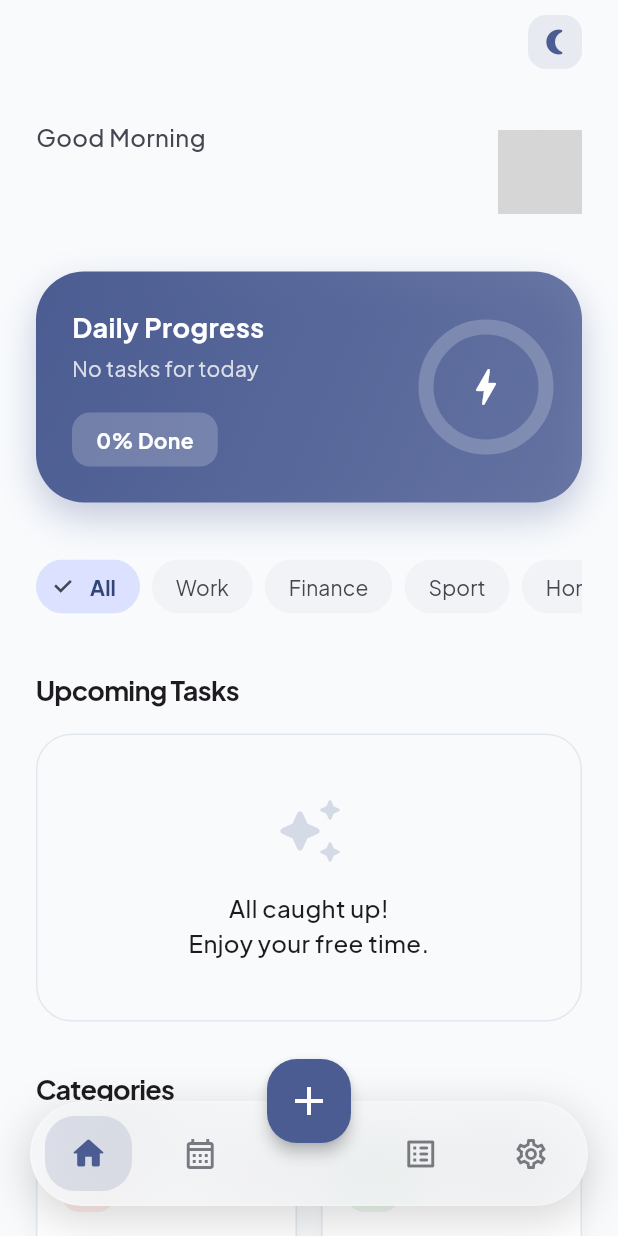
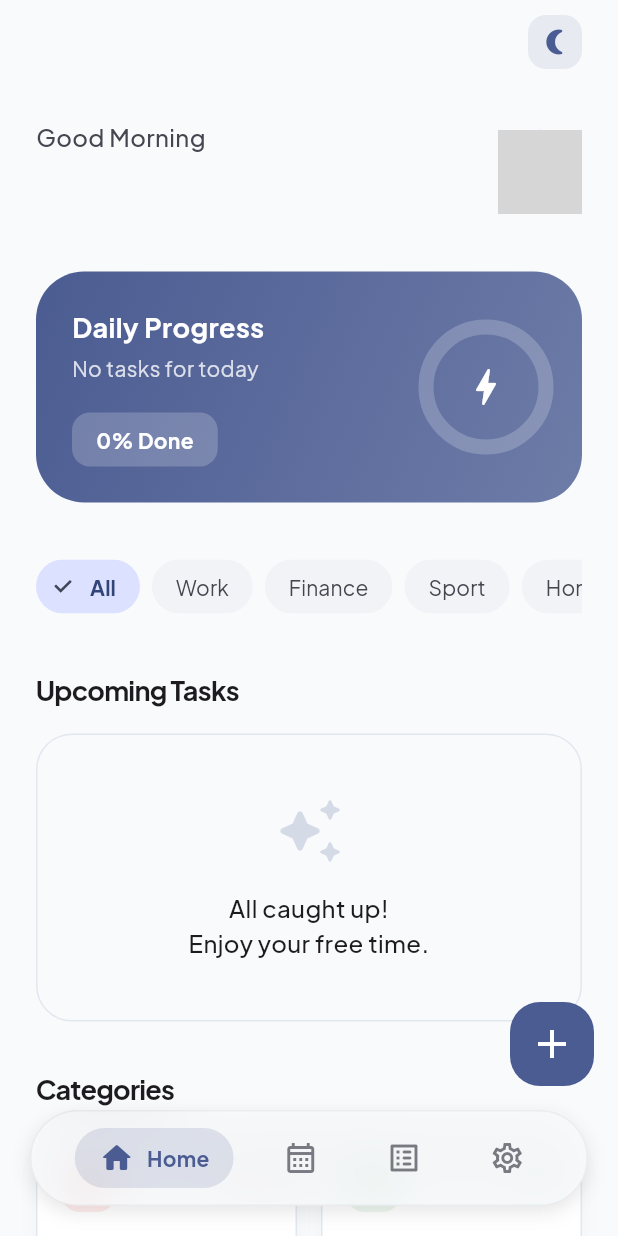
Before and after one commit to SplashCodeDex/dexdo, a Flutter app: the screen it shows once a user with an empty profile is signed in, on a phone screen of 412 x 824 dp. Run offline on Flutter 3.47's test engine with Material 3 defaults, Android fonts, the phone set to English and light mode, and no system bars; our stand-ins replace cloud_firestore, firebase_auth, firebase_core, flutter_local_notifications, flutter_slidable, flutter_svg and 6 more; accounts and stored records are empty; network calls fail; grey boxes are pictures that could not be loaded.

Commit message:
Audit UI: remove glowing, upgrade bottom nav, flat FAB integration

```diff
--- a/lib/main.dart
+++ b/lib/main.dart
@@ -458,12 +458,11 @@
               backgroundColor: Theme.of(context).colorScheme.primary,
               foregroundColor: Theme.of(context).colorScheme.onPrimary,
               shape: RoundedRectangleBorder(borderRadius: BorderRadius.circular(20)),
-              elevation: 4,
+              elevation: 0,
+              highlightElevation: 0,
               child: const Icon(Icons.add, size: 32),
             ),
-            floatingActionButtonLocation: !isLargeScreen
-                ? FloatingActionButtonLocation.centerDocked
-                : FloatingActionButtonLocation.endFloat,
+            floatingActionButtonLocation: FloatingActionButtonLocation.endFloat,
           ),
         );
       },
@@ -473,47 +472,44 @@
   }
 
   Widget _buildBottomNav() {
+    final Brightness brightness = Theme.of(context).brightness;
+    final bool isDark = brightness == Brightness.dark;
+
     return Padding(
       padding: const EdgeInsets.fromLTRB(20, 0, 20, 20),
       child: Container(
-        height: 70,
+        height: 64,
         decoration: BoxDecoration(
-          borderRadius: BorderRadius.circular(35),
+          borderRadius: BorderRadius.circular(32),
           boxShadow: [
             BoxShadow(
-              color: Theme.of(context).colorScheme.shadow.withValues(alpha: 0.15),
-              blurRadius: 24,
-              offset: const Offset(0, 8),
-              spreadRadius: 2,
+              color: Colors.black.withValues(alpha: 0.1),
+              blurRadius: 10,
+              offset: const Offset(0, 4),
             ),
           ],
         ),
         child: ClipRRect(
-          borderRadius: BorderRadius.circular(35),
+          borderRadius: BorderRadius.circular(32),
           child: BackdropFilter(
-            filter: ImageFilter.blur(sigmaX: 24, sigmaY: 24),
+            filter: ImageFilter.blur(sigmaX: 16, sigmaY: 16),
             child: Container(
+              padding: const EdgeInsets.symmetric(horizontal: 8),
               decoration: BoxDecoration(
-                gradient: LinearGradient(
-                  begin: Alignment.topLeft,
-                  end: Alignment.bottomRight,
-                  colors: [
-                    Theme.of(context).colorScheme.surface.withValues(alpha: 0.8),
-                    Theme.of(context).colorScheme.surface.withValues(alpha: 0.6),
-                  ],
-                ),
-                borderRadius: BorderRadius.circular(35),
+                color: Theme.of(context).colorScheme.surface.withValues(alpha: isDark ? 0.7 : 0.8),
+                borderRadius: BorderRadius.circular(32),
                 border: Border.all(
-                  color: Colors.white.withValues(alpha: 0.2), // Inner light shine
-                  width: 1.2,
+                  color: isDark
+                      ? Colors.white.withValues(alpha: 0.05)
+                      : Colors.black.withValues(alpha: 0.05),
+                  width: 1,
                 ),
               ),
               child: Row(
-                mainAxisAlignment: MainAxisAlignment.spaceAround,
+                mainAxisAlignment: MainAxisAlignment.spaceEvenly,
                 children: [
                   _buildNavItem(Icons.home_outlined, Icons.home_rounded, 0, 'Home'),
                   _buildNavItem(Icons.calendar_month_outlined, Icons.calendar_month_rounded, 1, 'Calendar'),
-                  const SizedBox(width: 56), // Space for FAB
                   _buildNavItem(Icons.list_alt_rounded, Icons.list_alt_rounded, 2, 'Tasks'),
                   _buildNavItem(Icons.settings_outlined, Icons.settings_rounded, 3, 'Settings'),
                 ],
@@ -525,11 +521,9 @@
     );
   }
 
-  Widget _buildNavItem(IconData unselectedIcon, IconData selectedIcon, int index, String tooltip) {
+  Widget _buildNavItem(IconData unselectedIcon, IconData selectedIcon, int index, String label) {
     final isSelected = _selectedIndex == index;
-    return Tooltip(
-      message: tooltip,
-      child: GestureDetector(
+    return GestureDetector(
       onTap: () {
         FocusScope.of(context).unfocus();
         setState(() => _selectedIndex = index);
@@ -537,32 +531,41 @@
       },
       behavior: HitTestBehavior.opaque,
       child: AnimatedContainer(
-          duration: const Duration(milliseconds: 250),
-          curve: Curves.easeOutCirc,
-          padding: const EdgeInsets.symmetric(horizontal: 16, vertical: 12),
+        duration: const Duration(milliseconds: 300),
+        curve: Curves.easeOutQuint,
+        padding: EdgeInsets.symmetric(horizontal: isSelected ? 16 : 12, vertical: 8),
         decoration: BoxDecoration(
           color: isSelected
               ? Theme.of(context).colorScheme.primary.withValues(alpha: 0.15)
               : Colors.transparent,
           borderRadius: BorderRadius.circular(20),
         ),
-          child: AnimatedSwitcher(
-            duration: const Duration(milliseconds: 250),
-            transitionBuilder: (child, animation) {
-              return ScaleTransition(
-                scale: animation,
-                child: child,
-              );
-            },
+        child: Row(
+          mainAxisSize: MainAxisSize.min,
+          children: [
+            AnimatedSwitcher(
+              duration: const Duration(milliseconds: 200),
               child: Icon(
                 isSelected ? selectedIcon : unselectedIcon,
                 key: ValueKey(isSelected),
                 color: isSelected
                     ? Theme.of(context).colorScheme.primary
                     : Theme.of(context).colorScheme.onSurfaceVariant.withValues(alpha: 0.7),
-              size: isSelected ? 26 : 24,
+                size: 24,
               ),
             ),
+            if (isSelected) ...[
+              const SizedBox(width: 8),
+              Text(
+                label,
+                style: TextStyle(
+                  color: Theme.of(context).colorScheme.primary,
+                  fontWeight: FontWeight.w700,
+                  fontSize: 14,
+                ),
+              ),
+            ],
+          ],
         ),
       ),
     );
--- a/lib/widgets/home_pane.dart
+++ b/lib/widgets/home_pane.dart
@@ -118,13 +118,6 @@
           end: Alignment.bottomRight,
         ),
         borderRadius: BorderRadius.circular(32),
-        boxShadow: [
-          BoxShadow(
-            color: Theme.of(context).colorScheme.primary.withValues(alpha: 0.3),
-            blurRadius: 20,
-            offset: const Offset(0, 10),
-          ),
-        ],
       ),
       child: Row(
         children: [
```
Lines whose indentation alone changed are shown as unchanged.
